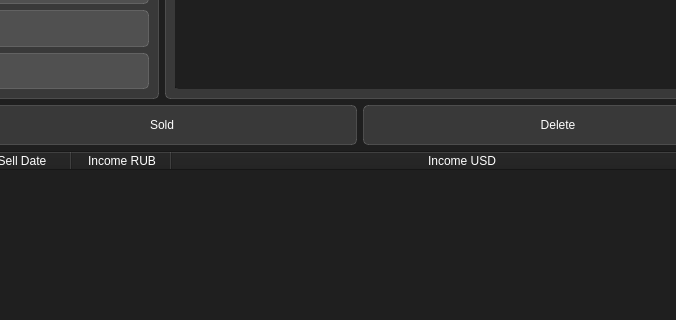
The window that ui/base/ui_main.ui (A-Lazar-A/LazarusApp) describes before a commit, drawn with Qt 5; both pictures show x 438 to 1114 and y 225 to 545 of the 1200 by 700 pixel window.
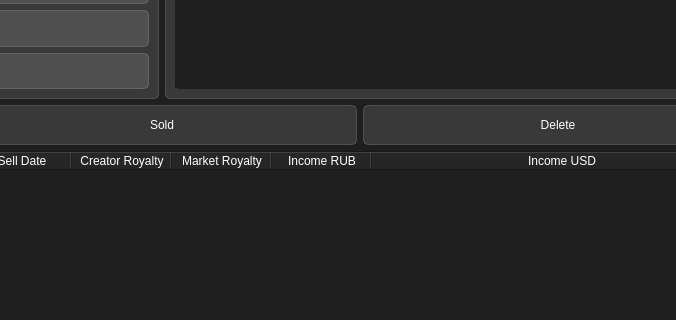
The same window after the commit. Icons and pictures are not drawn.

Commit message: Added Creator and Market royalty, changed calculation of income

What changed in the file:
```diff
--- a/ui/base/ui_main.ui
+++ b/ui/base/ui_main.ui
@@ -539,6 +539,16 @@
         <string>Sell Date</string>
        </property>
       </column>
+      <column>
+       <property name="text">
+        <string>Creator Royalty</string>
+       </property>
+      </column>
+      <column>
+       <property name="text">
+        <string>Market Royalty</string>
+       </property>
+      </column>
       <column>
        <property name="text">
         <string>Income RUB</string>
```
The commit also changes 9 other files.
